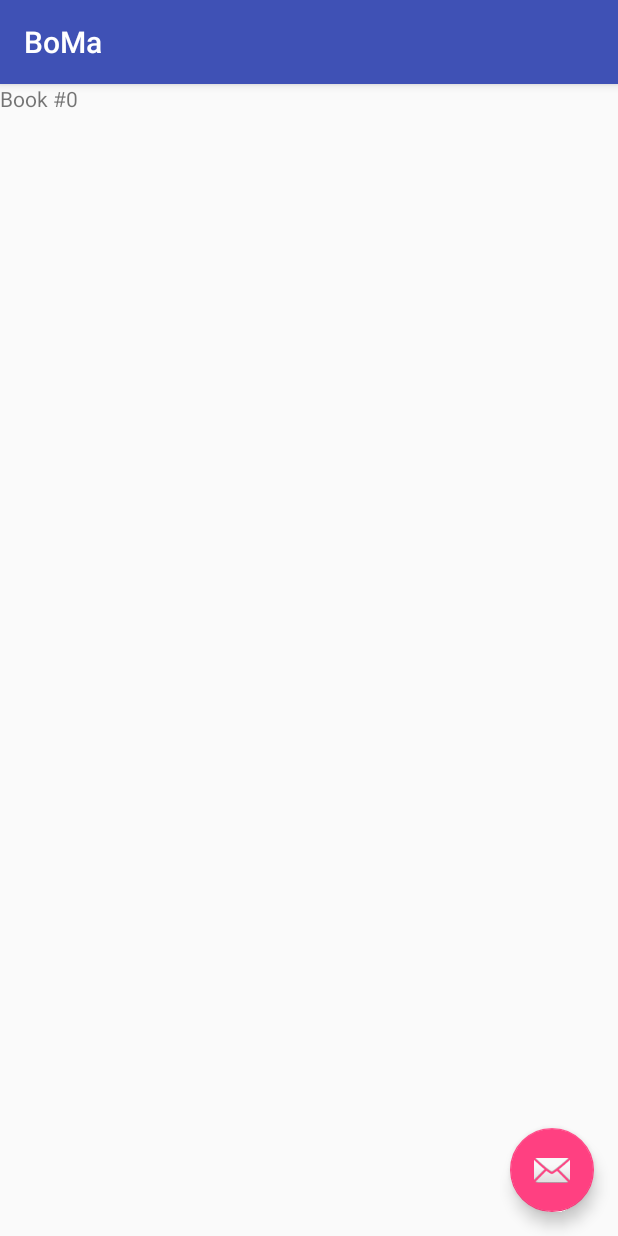
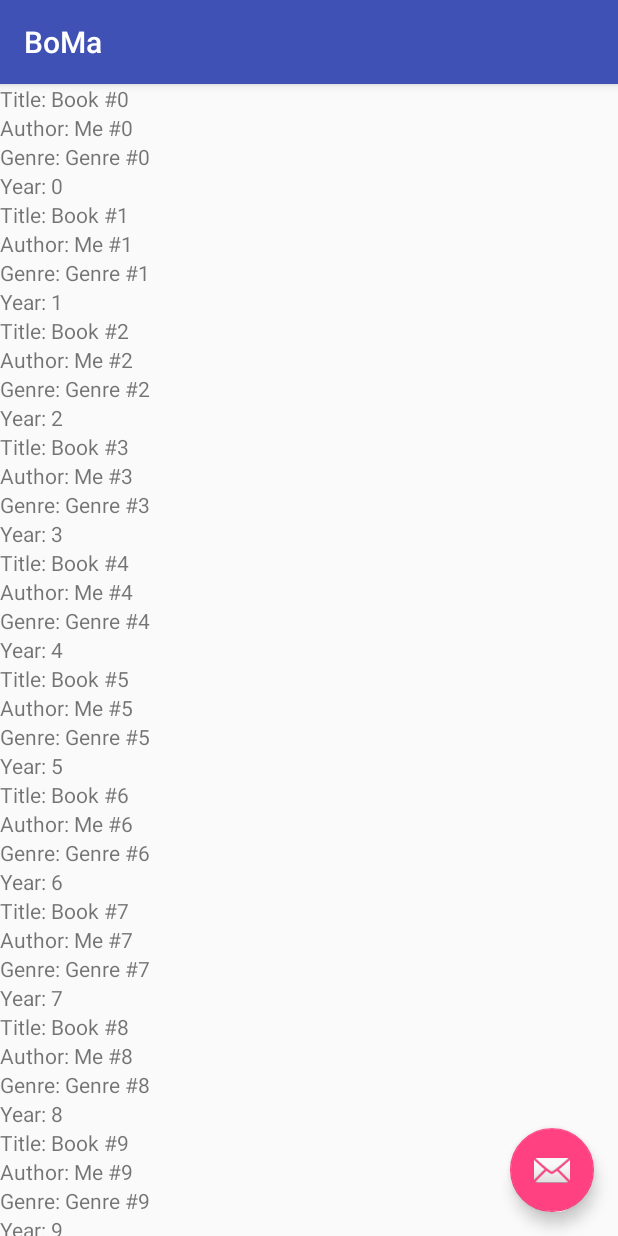
Before and after one commit to Mikerah/BoMa, an Android app: the screen it shows after launch (MainActivity), on a phone screen of 412 x 824 dp. Run offline under Robolectric (Android 15) with nearby library versions, the phone set to English and light mode, and no system bars; 1 statement that could not run was skipped.

Commit message:
Completed UI for the main activity

```diff
--- a/BoMa/app/src/main/java/com/example/mikerah/boma/Book.java
+++ b/BoMa/app/src/main/java/com/example/mikerah/boma/Book.java
@@ -11,7 +11,8 @@ public class Book {
     private UUID mId;
     private String mTitle;
     private String mAuthor;
-    private int mYearPublsihed;
+    private String mGenre;
+    private int mYearPublished;
     private int mYearAquired;
     private int mPersonalRating;
     private boolean mToKeep;
@@ -45,12 +46,12 @@ public class Book {
         this.mAuthor = mAuthor;
     }
 
-    public int getYearPublsihed() {
-        return mYearPublsihed;
+    public int getYearPublished() {
+        return mYearPublished;
     }
 
-    public void setYearPublsihed(int mYearPublsihed) {
-        this.mYearPublsihed = mYearPublsihed;
+    public void setYearPublished(int mYearPublsihed) {
+        this.mYearPublished = mYearPublsihed;
     }
 
     public int getYearAquired() {
@@ -77,4 +78,12 @@ public class Book {
         this.mToKeep = mToKeep;
     }
 
+    public String getGenre() {
+        return mGenre;
+    }
+
+    public void setGenre(String mGenre) {
+        this.mGenre = mGenre;
+    }
+
 }
--- a/BoMa/app/src/main/java/com/example/mikerah/boma/BookManager.java
+++ b/BoMa/app/src/main/java/com/example/mikerah/boma/BookManager.java
@@ -27,6 +27,9 @@ public class BookManager {
         for (int i=0; i<10;i++){
             Book book = new Book();
             book.setTitle("Book #" + i);
+            book.setAuthor("Me #" + i);
+            book.setGenre("Genre #" + i);
+            book.setYearPublished(i);
             mBooks.add(book);
         }
     }
--- a/BoMa/app/src/main/java/com/example/mikerah/boma/MainActivity.java
+++ b/BoMa/app/src/main/java/com/example/mikerah/boma/MainActivity.java
@@ -1,10 +1,15 @@
 package com.example.mikerah.boma;
 
 import android.content.Intent;
+import android.graphics.Canvas;
+import android.graphics.Rect;
+import android.graphics.drawable.Drawable;
 import android.support.design.widget.FloatingActionButton;
 import android.support.design.widget.Snackbar;
 import android.support.v7.app.AppCompatActivity;
 import android.os.Bundle;
+import android.support.v7.widget.DividerItemDecoration;
+import android.support.v7.widget.DrawableUtils;
 import android.support.v7.widget.LinearLayoutManager;
 import android.support.v7.widget.RecyclerView;
 import android.util.Log;
@@ -26,7 +31,9 @@ import java.util.List;
 public class MainActivity extends AppCompatActivity {
     private RecyclerView mBookRecyclerView;
     private RecyclerView.Adapter mBookAdapter;
-    private RecyclerView.LayoutManager mLayoutManager;
+    private LinearLayoutManager mLayoutManager;
+    private android.support.v7.widget.DividerItemDecoration
+            mDividerItemDecorator;
 
     private static final int RC_BARCODE_CAPTURE = 9001;
 
@@ -59,6 +66,12 @@ public class MainActivity extends AppCompatActivity {
         mLayoutManager = new LinearLayoutManager(this);
         mBookRecyclerView.setLayoutManager(mLayoutManager);
 
+        // Add divider
+        mDividerItemDecorator = new android.support.v7.widget
+                .DividerItemDecoration(getApplicationContext(),
+                mLayoutManager.getOrientation());
+        mBookRecyclerView.addItemDecoration(mDividerItemDecorator);
+
         updateUI();
     }
 
@@ -68,6 +81,67 @@ public class MainActivity extends AppCompatActivity {
 
         mBookAdapter = new BookAdapter(books);
         mBookRecyclerView.setAdapter(mBookAdapter);
+    }
+
+    private class BookHolder extends RecyclerView.ViewHolder implements View.OnClickListener {
+        private TextView mBookTitle;
+        private TextView mBookAuthor;
+        private TextView mBookGenre;
+        private TextView mBookYear;
+
+        public BookHolder(View itemView) {
+            super(itemView);
+
+            mBookTitle = (TextView) itemView.findViewById(R.id.book_title);
+            mBookAuthor = (TextView) itemView.findViewById(R.id.book_author);
+            mBookGenre = (TextView) itemView.findViewById(R.id.book_genre);
+            mBookYear = (TextView) itemView.findViewById(R.id.book_year);
+        }
+
+        @Override
+        public void onClick(View v) {
+
+        }
+    }
+
+    public class BookAdapter extends RecyclerView.Adapter<BookHolder> {
+        private List<Book> mBookList;
+
+        public BookAdapter(List<Book> bookList){
+            mBookList = bookList;
+        }
+
+        @Override
+        public BookHolder onCreateViewHolder(ViewGroup parent,
+                                                         int viewType){
+            LayoutInflater inflater = LayoutInflater.from(parent.getContext());
+            View view = inflater.inflate(R.layout.list_item_book, parent,
+                    false);
+            return new BookHolder(view);
+        }
+
+        @Override
+        public void onBindViewHolder(BookHolder holder, int position){
+            Book book = mBookList.get(position);
+            holder.mBookTitle.setText(getString(R.string.book_title,book
+                    .getTitle
+                    ()));
+            holder.mBookAuthor.setText(getString(R.string.book_author,book
+                    .getAuthor
+                    ()));
+            holder.mBookGenre.setText(getString(R.string.book_genre,book
+                    .getGenre()));
+            holder.mBookYear.setText(getString(R.string.book_year,Integer
+                    .toString(book
+                    .getYearPublished
+                    ())));
+
+        }
+
+        @Override
+        public int getItemCount() {
+            return mBookList.size();
+        }
     }
 
     /**
@@ -114,46 +188,4 @@ public class MainActivity extends AppCompatActivity {
             super.onActivityResult(requestCode, resultCode, data);
         }
     }
-
-    private class BookHolder extends RecyclerView.ViewHolder implements View.OnClickListener {
-        private TextView mTextView;
-
-        public BookHolder(View itemView) {
-            super(itemView);
-
-            mTextView = (TextView) itemView.findViewById(R.id.book_title);
-        }
-
-        @Override
-        public void onClick(View v) {
-
-        }
-    }
-
-    public class BookAdapter extends RecyclerView.Adapter<BookHolder> {
-        private List<Book> mBookList;
-
-        public BookAdapter(List<Book> bookList){
-            mBookList = bookList;
-        }
-
-        @Override
-        public BookHolder onCreateViewHolder(ViewGroup parent,
-                                                         int viewType){
-            LayoutInflater inflater = LayoutInflater.from(parent.getContext());
-            View view = inflater.inflate(R.layout.list_item_book, parent,
-                    false);
-            return new BookHolder(view);
-        }
-
-        @Override
-        public void onBindViewHolder(BookHolder holder, int position){
-            holder.mTextView.setText(mBookList.get(position).getTitle());
-        }
-
-        @Override
-        public int getItemCount() {
-            return mBookList.size();
-        }
-    }
 }
--- a/BoMa/app/src/main/res/layout/activity_main.xml
+++ b/BoMa/app/src/main/res/layout/activity_main.xml
@@ -11,7 +11,8 @@
         android:id="@+id/books_recycler_view"
         android:scrollbars="vertical"
         android:layout_width="match_parent"
-        android:layout_height="match_parent"/>
+        android:layout_height="match_parent"
+        />
 
     <android.support.design.widget.FloatingActionButton
         android:id="@+id/add_new_book_fab"
@@ -24,9 +25,5 @@
         app:layout_anchor="@id/books_recycler_view"
         app:layout_anchorGravity="bottom|right|end"/>
 
-    <TextView
-        android:layout_width="match_parent"
-        android:layout_height="match_parent"
-        android:id="@+id/test_text_view"/>
 
 </android.support.design.widget.CoordinatorLayout>
--- a/BoMa/app/src/main/res/layout/list_item_book.xml
+++ b/BoMa/app/src/main/res/layout/list_item_book.xml
@@ -2,11 +2,25 @@
 <LinearLayout xmlns:android="http://schemas.android.com/apk/res/android"
               android:orientation="vertical"
               android:layout_width="match_parent"
-              android:layout_height="match_parent">
+              android:layout_height="wrap_content">
 
     <TextView
         android:id="@+id/book_title"
-        android:layout_width="match_parent"
-        android:layout_height="wrap_content"
-        android:text="TextView"/>
+        android:layout_width="wrap_content"
+        android:layout_height="wrap_content"/>
+
+    <TextView
+        android:id="@+id/book_author"
+        android:layout_width="wrap_content"
+        android:layout_height="wrap_content"/>
+
+    <TextView
+        android:id="@+id/book_genre"
+        android:layout_width="wrap_content"
+        android:layout_height="wrap_content"/>
+
+    <TextView
+        android:id="@+id/book_year"
+        android:layout_width="wrap_content"
+        android:layout_height="wrap_content"/>
 </LinearLayout>
--- a/BoMa/app/src/main/res/values/strings.xml
+++ b/BoMa/app/src/main/res/values/strings.xml
@@ -4,5 +4,10 @@
     <string name="ok">OK</string>
     <string name="low_storage_error">Face detector dependencies cannot be downloaded due to low device storage</string>
     <string name="no_camera_permission">This application cannot run because it does not have the camera permission.  The application will now exit.</string>
+    <string name="book_title">Title: %1$s</string>
+    <string name="book_author">Author: %1$s</string>
+    <string name="book_genre">Genre: %1$s</string>
+    <string name="book_year">Year: %1$s</string>
+
 
 </resources>
```
